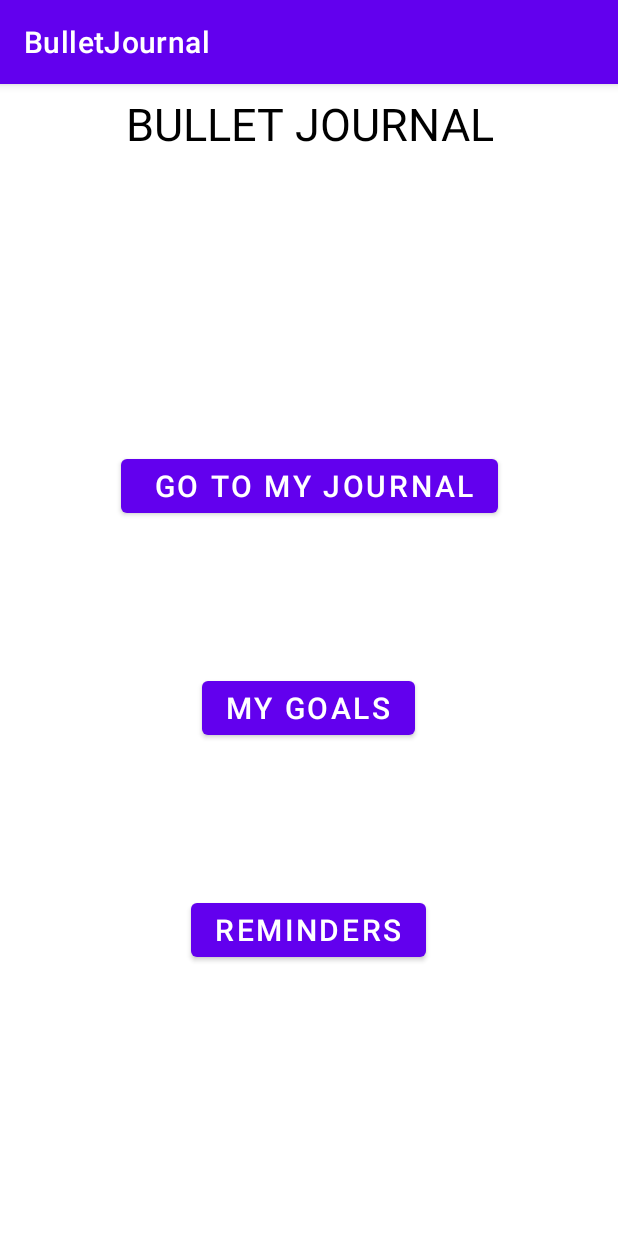
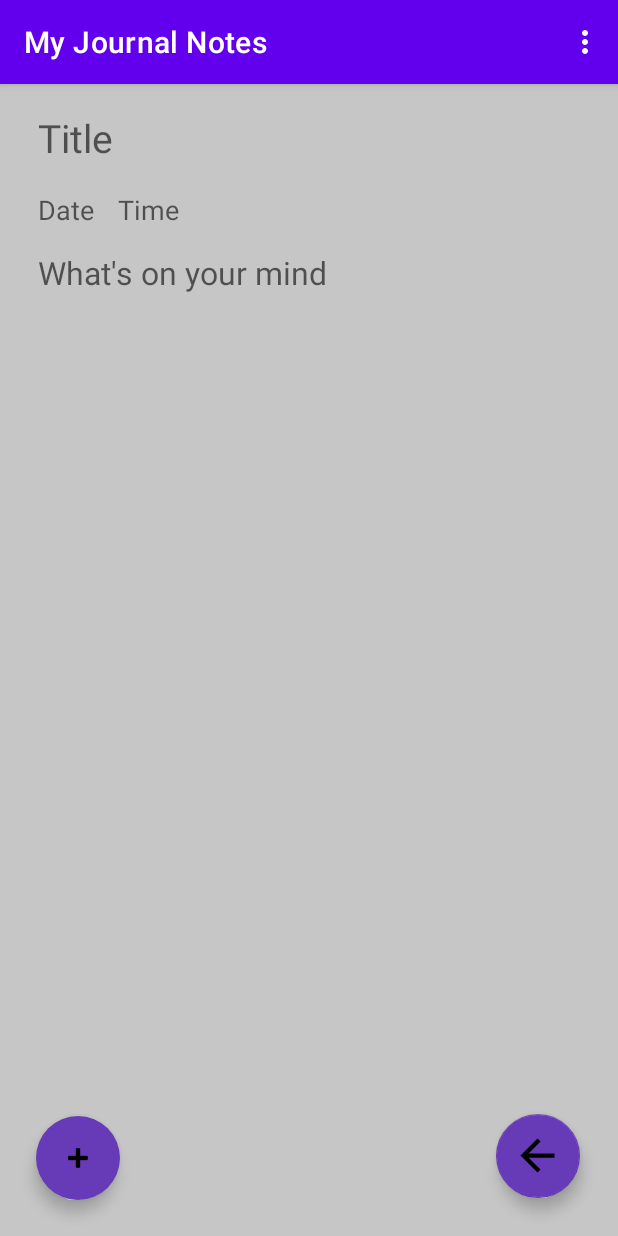
Before and after one commit to harshryadav/BulletJournal, an Android app: the MainPage screen opened directly, with no data from a screen before it, after a tap on "GO TO MY JOURNAL", on a phone screen of 412 x 824 dp. Run offline under Robolectric (Android 15) with nearby library versions, the phone set to English and light mode, and no system bars.

Commit message:
Temi's changes

```diff
--- a/BulletJournal/app/src/main/AndroidManifest.xml
+++ b/BulletJournal/app/src/main/AndroidManifest.xml
@@ -51,6 +51,11 @@
             android:label="@string/app_name" >
 
         </activity>
+        <activity
+            android:name=".Journal"
+            android:label="@string/app_name" >
+
+        </activity>
 
     </application>
 
--- a/BulletJournal/app/src/main/java/com/example/bulletjournal/Journal.kt
+++ b/BulletJournal/app/src/main/java/com/example/bulletjournal/Journal.kt
@@ -1,4 +1,57 @@
 package com.example.bulletjournal
 
-class Journal {
+import android.content.Intent
+import android.os.Bundle
+import android.util.Log
+import android.view.Menu
+import android.view.MenuItem
+import android.widget.Button
+import android.widget.TextView
+import android.widget.Toast
+import androidx.appcompat.app.AppCompatActivity
+
+
+
+class Journal : AppCompatActivity() {
+
+    companion object {
+        private lateinit var homeButton: Button
+    }
+
+    public override fun onCreate(savedInstanceState: Bundle?) {
+        super.onCreate(savedInstanceState)
+
+
+        setContentView(R.layout.journal2)
+        title = "My Journal Notes"
+    }
+
+    override fun onCreateOptionsMenu(menu: Menu): Boolean {
+        menuInflater.inflate(R.menu.menu, menu)
+        return true
+    }
+
+    override fun onOptionsItemSelected(item: MenuItem): Boolean {
+        return when (item.itemId) {
+            R.id.home_page -> {
+                showToast(R.string.home_page)
+                val changePage = Intent(this,MainPage::class.java)
+                startActivity(changePage)
+                true
+            }
+            R.id.date -> {
+                showToast(R.string.date)
+                val changePage = Intent(this,Goals::class.java)
+                startActivity(changePage)
+                true
+            }
+            R.id.logout -> true
+            else -> false
+        }
+    }
+
+    private fun showToast(msg: Int) {
+        Toast.makeText(applicationContext, msg, Toast.LENGTH_SHORT).show()
+    }
+
 }
--- /dev/null
+++ b/BulletJournal/app/src/main/res/drawable/ic_baseline_arrow_back_24.xml
@@ -0,0 +1,5 @@
+<vector android:autoMirrored="true" android:height="24dp"
+    android:tint="#000000" android:viewportHeight="24"
+    android:viewportWidth="24" android:width="24dp" xmlns:android="http://schemas.android.com/apk/res/android">
+    <path android:fillColor="@android:color/white" android:pathData="M20,11H7.83l5.59,-5.59L12,4l-8,8 8,8 1.41,-1.41L7.83,13H20v-2z"/>
+</vector>
--- /dev/null
+++ b/BulletJournal/app/src/main/res/layout/journal.xml
@@ -0,0 +1,31 @@
+<?xml version="1.0" encoding="utf-8"?>
+<LinearLayout xmlns:android="http://schemas.android.com/apk/res/android"
+    android:layout_width="match_parent"
+    android:layout_height="match_parent">
+
+    <TextView
+        android:id="@+id/textView2"
+        android:layout_width="0dp"
+        android:layout_height="38dp"
+        android:layout_weight="1"
+        android:text="TextView" />
+
+
+    <LinearLayout
+        android:layout_width="match_parent"
+        android:layout_height="match_parent"
+        android:orientation="vertical"
+        android:padding = "5dp"
+        android:background="#fff"
+        >
+
+
+        <EditText
+            android:id="@+id/editTextTextPersonName4"
+            android:layout_width="match_parent"
+            android:layout_height="66dp"
+            android:ems="10"
+            android:inputType="textPersonName" />
+    </LinearLayout>
+
+</LinearLayout>
--- /dev/null
+++ b/BulletJournal/app/src/main/res/layout/journal2.xml
@@ -0,0 +1,105 @@
+<?xml version="1.0" encoding="utf-8"?>
+<androidx.constraintlayout.widget.ConstraintLayout xmlns:android="http://schemas.android.com/apk/res/android"
+    xmlns:app="http://schemas.android.com/apk/res-auto"
+    xmlns:tools="http://schemas.android.com/tools"
+    android:layout_width="match_parent"
+    android:layout_height="match_parent"
+    android:background="@color/purple_701"
+    tools:context=".Journal"
+    tools:visibility="visible">
+
+    <EditText
+        android:id="@+id/createEventTitle"
+        android:layout_width="0dp"
+        android:layout_height="wrap_content"
+        android:layout_marginStart="25dp"
+        android:layout_marginTop="18dp"
+        android:layout_marginEnd="25dp"
+        android:background="@null"
+        android:hint="Title"
+        android:maxLines="2"
+        android:textSize="26sp"
+        app:layout_constraintEnd_toEndOf="parent"
+        app:layout_constraintStart_toStartOf="parent"
+        app:layout_constraintTop_toTopOf="parent" />
+
+    <EditText
+        android:id="@+id/createEventDate"
+        android:layout_width="wrap_content"
+        android:layout_height="wrap_content"
+        android:layout_marginStart="25dp"
+        android:layout_marginTop="18dp"
+        android:background="@null"
+        android:hint="Date"
+        android:inputType="datetime"
+        android:textSize="18sp"
+        app:layout_constraintStart_toStartOf="parent"
+        app:layout_constraintTop_toBottomOf="@+id/createEventTitle" />
+
+    <EditText
+        android:id="@+id/createEventTime"
+        android:layout_width="wrap_content"
+        android:layout_height="wrap_content"
+        android:layout_marginStart="16dp"
+        android:layout_marginTop="18dp"
+        android:background="@null"
+        android:hint="Time"
+        android:inputType="time"
+        android:textSize="18sp"
+        app:layout_constraintStart_toEndOf="@+id/createEventDate"
+        app:layout_constraintTop_toBottomOf="@+id/createEventTitle" />
+
+    <EditText
+        android:id="@+id/createEventContent"
+        android:layout_width="0dp"
+        android:layout_height="wrap_content"
+        android:layout_marginStart="25dp"
+        android:layout_marginTop="58dp"
+        android:layout_marginEnd="25dp"
+        android:background="@null"
+        android:hint="What's on your mind"
+
+        android:maxLines="9"
+        android:textSize="21sp"
+        app:layout_constraintEnd_toEndOf="parent"
+        app:layout_constraintStart_toStartOf="parent"
+        app:layout_constraintTop_toBottomOf="@+id/createEventTitle" />
+
+
+    <com.google.android.material.floatingactionbutton.ExtendedFloatingActionButton
+        android:id="@+id/addButton"
+        android:layout_width="wrap_content"
+        android:layout_height="wrap_content"
+        android:layout_gravity="bottom"
+        android:layout_marginStart="24dp"
+        android:layout_marginBottom="24dp"
+        app:backgroundTint="#673AB7"
+        app:icon="@android:drawable/ic_input_add"
+        app:layout_constraintBottom_toBottomOf="parent"
+        app:layout_constraintStart_toStartOf="parent" />
+
+    <com.google.android.material.floatingactionbutton.FloatingActionButton
+        android:id="@+id/saveButton"
+        android:layout_width="wrap_content"
+        android:layout_height="wrap_content"
+        android:layout_gravity="bottom|end"
+        android:layout_marginEnd="25dp"
+        android:layout_marginBottom="25dp"
+        app:backgroundTint="#673AB7"
+        app:layout_constraintBottom_toBottomOf="parent"
+        app:layout_constraintEnd_toEndOf="parent"
+        app:maxImageSize="34dp"
+        app:srcCompat="@drawable/ic_baseline_arrow_back_24" />
+
+    <ImageView
+        android:id="@+id/image"
+        android:layout_width="270dp"
+        android:layout_height="270dp"
+        android:layout_marginBottom="105dp"
+        android:scaleType="fitXY"
+        app:layout_constraintBottom_toBottomOf="parent"
+        app:layout_constraintEnd_toEndOf="parent"
+        app:layout_constraintHorizontal_bias="0.5"
+        app:layout_constraintStart_toStartOf="parent" />
+
+</androidx.constraintlayout.widget.ConstraintLayout>
--- /dev/null
+++ b/BulletJournal/app/src/main/res/menu/menu.xml
@@ -0,0 +1,15 @@
+<menu xmlns:android="http://schemas.android.com/apk/res/android" >
+
+    <item
+        android:id="@+id/home_page"
+        android:title="@string/home_page"/>
+    <item
+        android:id="@+id/date"
+        android:title="@string/date"/>
+    <item
+        android:id="@+id/logout"
+        android:title="@string/logout">
+
+    </item>
+
+</menu>
--- a/BulletJournal/app/src/main/res/values/colors.xml
+++ b/BulletJournal/app/src/main/res/values/colors.xml
@@ -3,6 +3,7 @@
     <color name="purple_200">#FFBB86FC</color>
     <color name="purple_500">#FF6200EE</color>
     <color name="purple_700">#FF3700B3</color>
+    <color name="purple_701">#C6C6C6</color>
     <color name="teal_200">#FF03DAC5</color>
     <color name="teal_700">#FF018786</color>
     <color name="black">#FF000000</color>
--- a/BulletJournal/app/src/main/res/values/strings.xml
+++ b/BulletJournal/app/src/main/res/values/strings.xml
@@ -6,6 +6,10 @@
     <string name="second_fragment_label">Second Fragment</string>
     <string name="next">Next</string>
     <string name="previous">Previous</string>
+    <string name="home_page">Home Page</string>
+    <string name="date"> Goals </string>
+    <string name="logout">Logout</string>
+
 
     <string name="hello_first_fragment">Hello first fragment</string>
     <string name="hello_second_fragment">Hello second fragment. Arg: %1$s</string>
```
